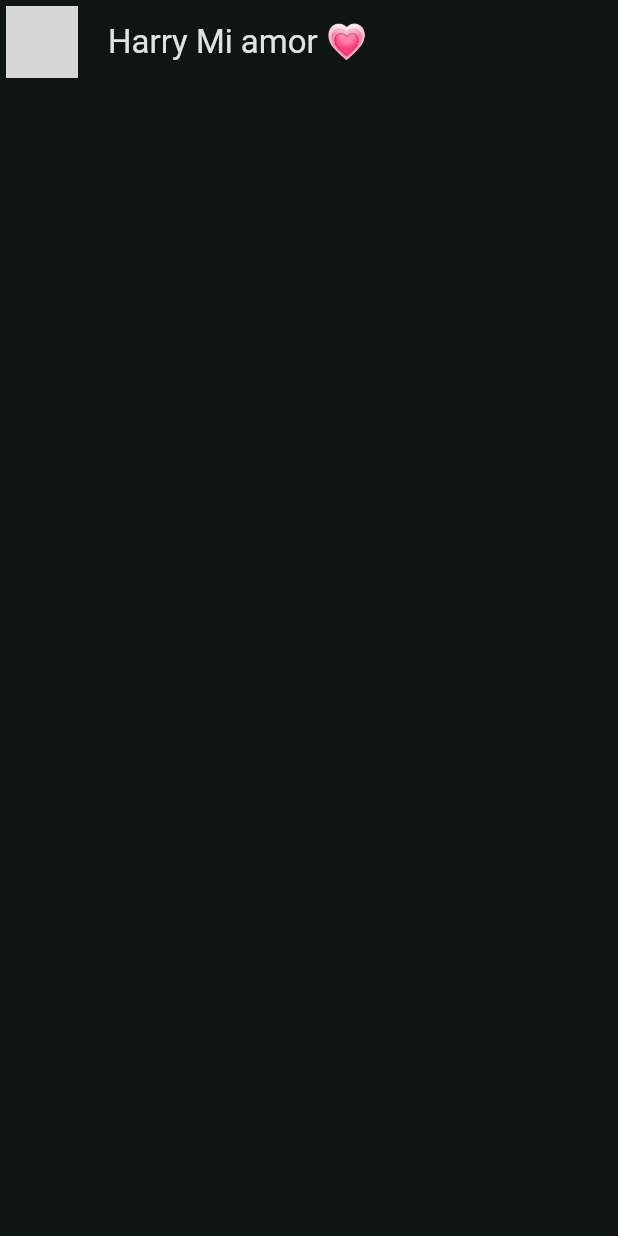
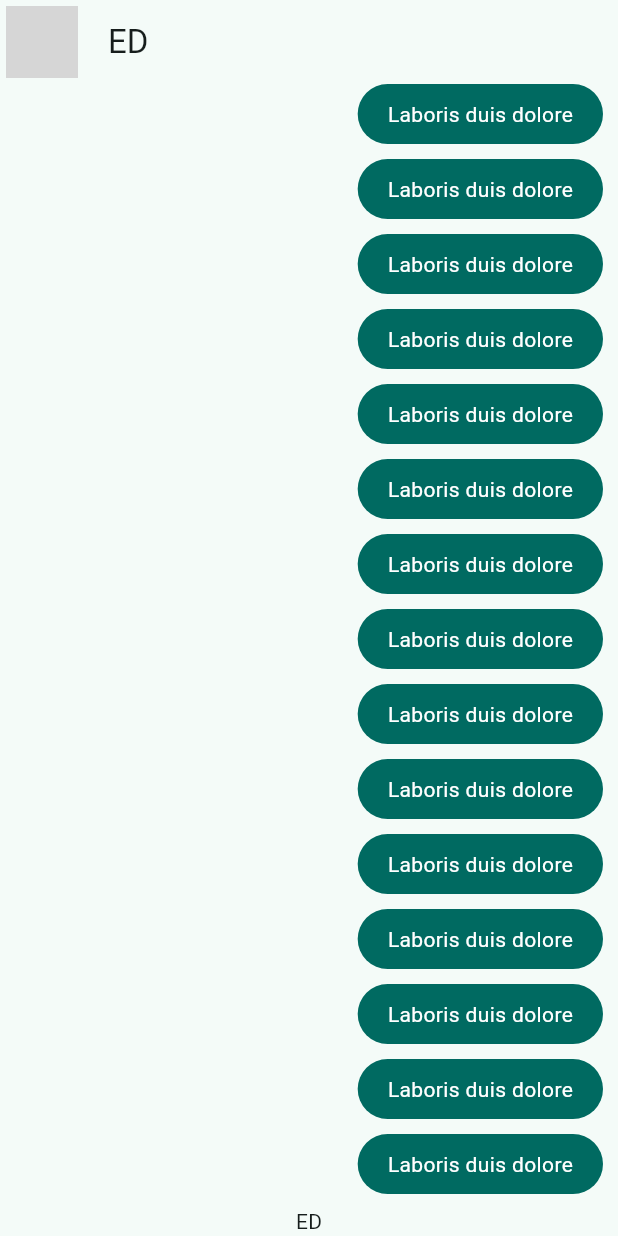
Before and after one commit to DulceSme/DMI-10B-YesNoApp-210542, a Flutter app: the screen it shows after launch, on a phone screen of 412 x 824 dp. Run offline on Flutter 3.47's test engine with Material 3 defaults, Android fonts, the phone set to English and light mode, and no system bars; network calls fail; grey boxes are pictures that could not be loaded.

Commit message:
Practica 22
Practica 22: creacion del chat e implementacion de widgets

```diff
--- a/flutter_application_1/lib/config/theme/app_theme.dart
+++ b/flutter_application_1/lib/config/theme/app_theme.dart
@@ -27,8 +27,9 @@ class AppTheme {
 
   ThemeData theme() {
     return ThemeData(
-        useMaterial3: true, colorSchemeSeed: _colorThemes[selectedColor],
-        brightness: Brightness.dark);
+        useMaterial3: true, colorSchemeSeed: _colorThemes[selectedColor]
+        //brightness: Brightness.dark)
+    );
 
   }
 }
--- /dev/null
+++ b/flutter_application_1/lib/domain/entities/message.dart
@@ -0,0 +1,16 @@
+
+enum FromWho{me, other}
+
+class Message {
+  final String? text;
+  final String? imageUrl;
+  final FromWho? fromWho;
+
+  Message({
+  this.text,
+  this.imageUrl,
+  this.fromWho
+  });
+
+
+}
--- a/flutter_application_1/lib/main.dart
+++ b/flutter_application_1/lib/main.dart
@@ -1,6 +1,8 @@
 import 'package:flutter/material.dart';
+import 'package:provider/provider.dart';
 import 'package:flutter_application_1/config/theme/app_theme.dart';
-import 'package:flutter_application_1/presentation/chat/chat_screen.dart';
+import 'package:flutter_application_1/presentation/providers/chat_provider.dart';
+import 'package:flutter_application_1/presentation/screens/chat/chat_screen.dart';
 
 void main() => runApp(const MyApp());
 
@@ -9,10 +11,15 @@ class MyApp extends StatelessWidget {
 
   @override
   Widget build(BuildContext context) {
-    return MaterialApp(
-        title: 'Yes No App 210542',
-        debugShowCheckedModeBanner: false,
-        theme: AppTheme(selectedColor: 0).theme(),
-        home: const ChatScreen());
+    return MultiProvider(
+      providers: [
+        ChangeNotifierProvider(create: (_) => ChatProvider())
+      ],
+      child: MaterialApp(
+          title: 'Yes No App 210542',
+          debugShowCheckedModeBanner: false,
+          theme: AppTheme(selectedColor: 0).theme(),
+          home: const ChatScreen()),
+    );
   }
 }
--- a/flutter_application_1/lib/presentation/chat/chat_screen.dart
+++ /dev/null
@@ -1,22 +0,0 @@
-import 'package:flutter/material.dart';
-
-class ChatScreen extends StatelessWidget {
-
-  const ChatScreen( {super.key});
-
-  @override
-  Widget build(BuildContext context) {
-    return Scaffold(
-      appBar: AppBar(
-        leading: Padding(
-          padding: const EdgeInsets.all(4.0),
-          child: CircleAvatar(
-            backgroundImage: NetworkImage("https://static.vecteezy.com/system/resources/thumbnails/001/993/889/small_2x/beautiful-latin-woman-avatar-character-icon-free-vector.jpg"),
-          ),
-        ),
-        title: Text('Harry Mi amor 💗'),
-        centerTitle: false,
-      ),
-    );
-  }
-}
--- /dev/null
+++ b/flutter_application_1/lib/presentation/providers/chat_provider.dart
@@ -0,0 +1,13 @@
+import 'package:flutter/material.dart';
+import 'package:flutter_application_1/domain/entities/message.dart';
+
+class ChatProvider extends ChangeNotifier {
+  List<Message> message = [
+    Message(text: 'Hola Mi Niña', fromWho: FromWho.me),
+    Message(text: 'Ya saliste de la uni?', fromWho: FromWho.me),
+  ];
+
+  Future<void> sendMessage( String text ) async{
+    // todo: Implementar metodo
+  }
+}
--- /dev/null
+++ b/flutter_application_1/lib/presentation/screens/chat/chat_screen.dart
@@ -0,0 +1,46 @@
+import 'package:flutter/material.dart';
+import 'package:flutter_application_1/presentation/widgets/chat/my_message_bubble.dart';
+
+class ChatScreen extends StatelessWidget {
+  const ChatScreen({super.key});
+
+  @override
+  Widget build(BuildContext context) {
+    return Scaffold(
+      appBar: AppBar(
+        leading: Padding(
+          padding: const EdgeInsets.all(4.0),
+          child: CircleAvatar(
+            backgroundImage: NetworkImage(
+                'https://static.vecteezy.com/system/resources/thumbnails/001/993/889/small_2x/beautiful-latin-woman-avatar-character-icon-free-vector.jpg'),
+          ),
+        ),
+        title: Text('ED'),
+        centerTitle: false,
+      ),
+      body: _ChatView(),
+    );
+  }
+}
+
+class _ChatView extends StatelessWidget {
+  @override
+  Widget build(BuildContext context) {
+    return SafeArea(
+      child: Padding(
+        padding: const EdgeInsets.symmetric(horizontal: 10),
+        child: Column(
+          children: [
+            Expanded(
+                child: ListView.builder(
+              itemCount: 100,
+              itemBuilder: (context, index) {
+                return MyMessageBubble();
+              })),
+              Text('ED')
+          ],
+        ),
+      ),
+    );
+  }
+}
--- /dev/null
+++ b/flutter_application_1/lib/presentation/widgets/chat/my_message_bubble.dart
@@ -0,0 +1,27 @@
+import 'package:flutter/material.dart';
+
+class MyMessageBubble extends StatelessWidget {
+  const MyMessageBubble({super.key});
+
+  @override
+  Widget build(BuildContext context) {
+    final colors = Theme.of(context).colorScheme;
+    return Column(
+      crossAxisAlignment: CrossAxisAlignment.end,
+      children: [
+        Container(
+          decoration: BoxDecoration(
+              color: colors.primary, borderRadius: BorderRadius.circular(20)),
+          child: Padding(
+            padding: const EdgeInsets.symmetric(horizontal: 20, vertical: 10),
+            child: Text(
+              'Laboris duis dolore',
+              style: TextStyle(color: Colors.white),
+            ),
+          ),
+        ),
+        const SizedBox(height: 10)
+      ],
+    );
+  }
+}
--- a/flutter_application_1/pubspec.yaml
+++ b/flutter_application_1/pubspec.yaml
@@ -35,6 +35,7 @@ dependencies:
   # The following adds the Cupertino Icons font to your application.
   # Use with the CupertinoIcons class for iOS style icons.
   cupertino_icons: ^1.0.8
+  provider: ^6.1.2
 
 dev_dependencies:
   flutter_test:
```
